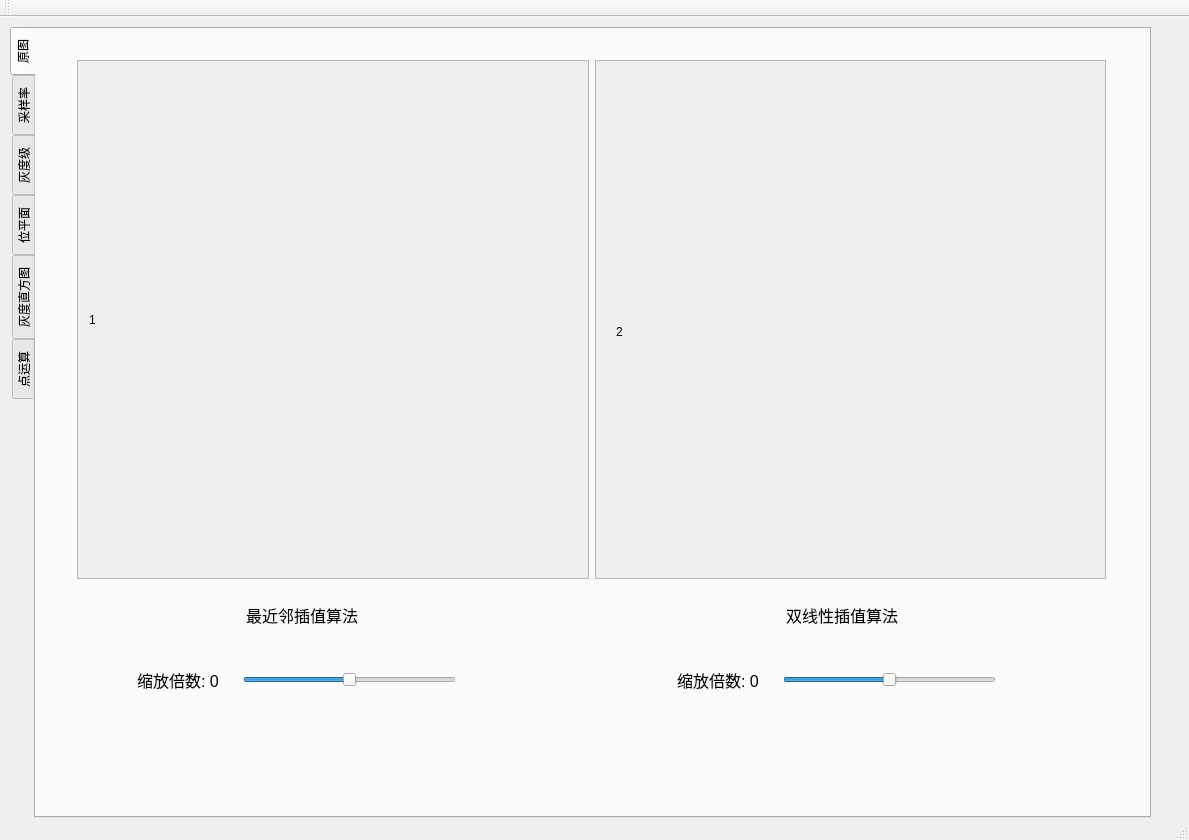
First picture: the form in picture_demo/mainwindow.ui, repository L1B0/Digital-image-processing, before the edit.
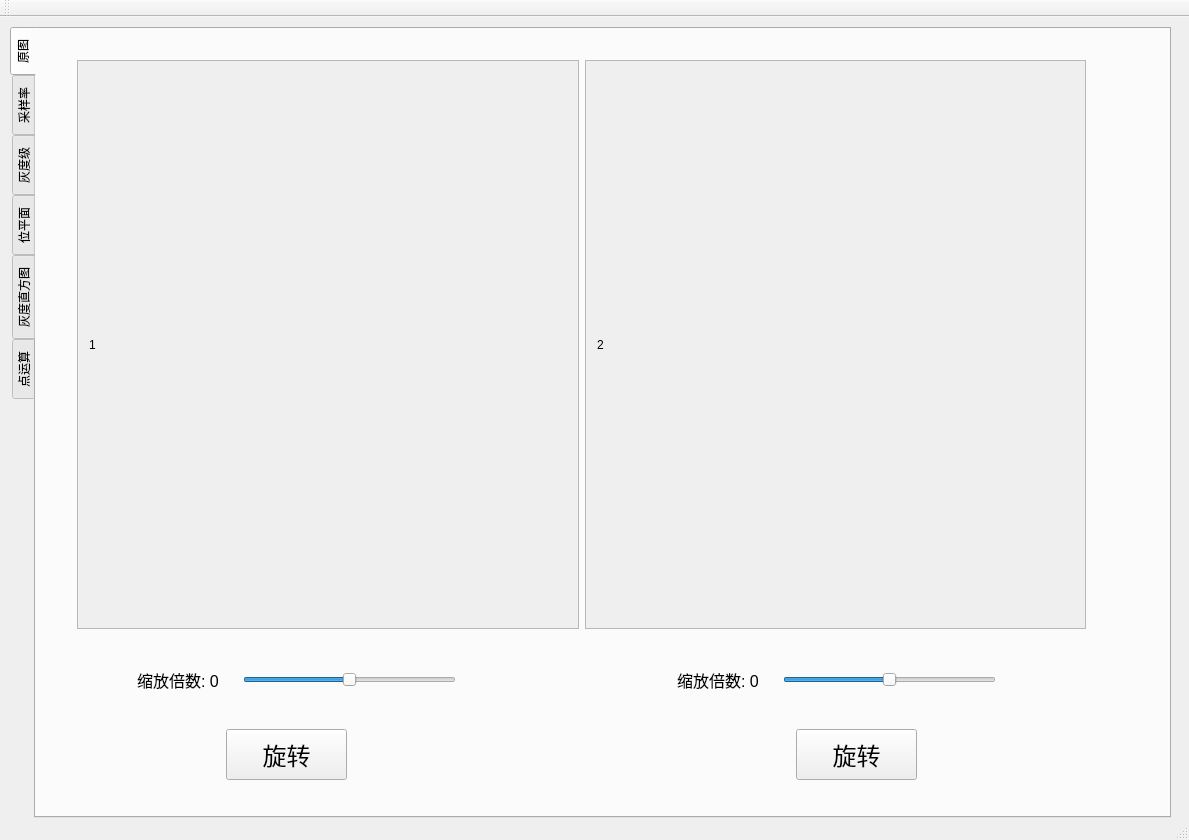
Second picture: the form after the edit. Custom widgets are drawn as their Qt base class.

Commit message: 添加图片旋转功能

Diff of the .ui file:
```diff
--- a/picture_demo/mainwindow.ui
+++ b/picture_demo/mainwindow.ui
@@ -25,7 +25,7 @@
      <rect>
       <x>10</x>
       <y>10</y>
-      <width>1141</width>
+      <width>1161</width>
       <height>791</height>
      </rect>
     </property>
@@ -86,8 +86,8 @@
        <rect>
         <x>30</x>
         <y>20</y>
-        <width>1051</width>
-        <height>541</height>
+        <width>1031</width>
+        <height>591</height>
        </rect>
       </property>
       <layout class="QHBoxLayout" name="horizontalLayout_20">
@@ -101,8 +101,8 @@
            <rect>
             <x>0</x>
             <y>0</y>
-            <width>520</width>
-            <height>537</height>
+            <width>510</width>
+            <height>587</height>
            </rect>
           </property>
           <layout class="QHBoxLayout" name="horizontalLayout_14">
@@ -127,23 +127,19 @@
            <rect>
             <x>0</x>
             <y>0</y>
-            <width>519</width>
-            <height>537</height>
+            <width>509</width>
+            <height>587</height>
            </rect>
           </property>
-          <widget class="QLabel" name="original_page_2">
-           <property name="geometry">
-            <rect>
-             <x>20</x>
-             <y>20</y>
-             <width>471</width>
-             <height>501</height>
-            </rect>
-           </property>
-           <property name="text">
-            <string>2</string>
-           </property>
-          </widget>
+          <layout class="QHBoxLayout" name="horizontalLayout_23">
+           <item>
+            <widget class="QLabel" name="original_page_2">
+             <property name="text">
+              <string>2</string>
+             </property>
+            </widget>
+           </item>
+          </layout>
          </widget>
         </widget>
        </item>
@@ -223,6 +219,42 @@
        </item>
       </layout>
      </widget>
+     <widget class="QPushButton" name="nearest_spin_push">
+      <property name="geometry">
+       <rect>
+        <x>190</x>
+        <y>700</y>
+        <width>121</width>
+        <height>51</height>
+       </rect>
+      </property>
+      <property name="font">
+       <font>
+        <pointsize>18</pointsize>
+       </font>
+      </property>
+      <property name="text">
+       <string>旋转</string>
+      </property>
+     </widget>
+     <widget class="QPushButton" name="bilinear_spin_push">
+      <property name="geometry">
+       <rect>
+        <x>760</x>
+        <y>700</y>
+        <width>121</width>
+        <height>51</height>
+       </rect>
+      </property>
+      <property name="font">
+       <font>
+        <pointsize>18</pointsize>
+       </font>
+      </property>
+      <property name="text">
+       <string>旋转</string>
+      </property>
+     </widget>
     </widget>
     <widget class="QWidget" name="sampling_rate">
      <attribute name="title">
```
The commit also changes 11 other files.
